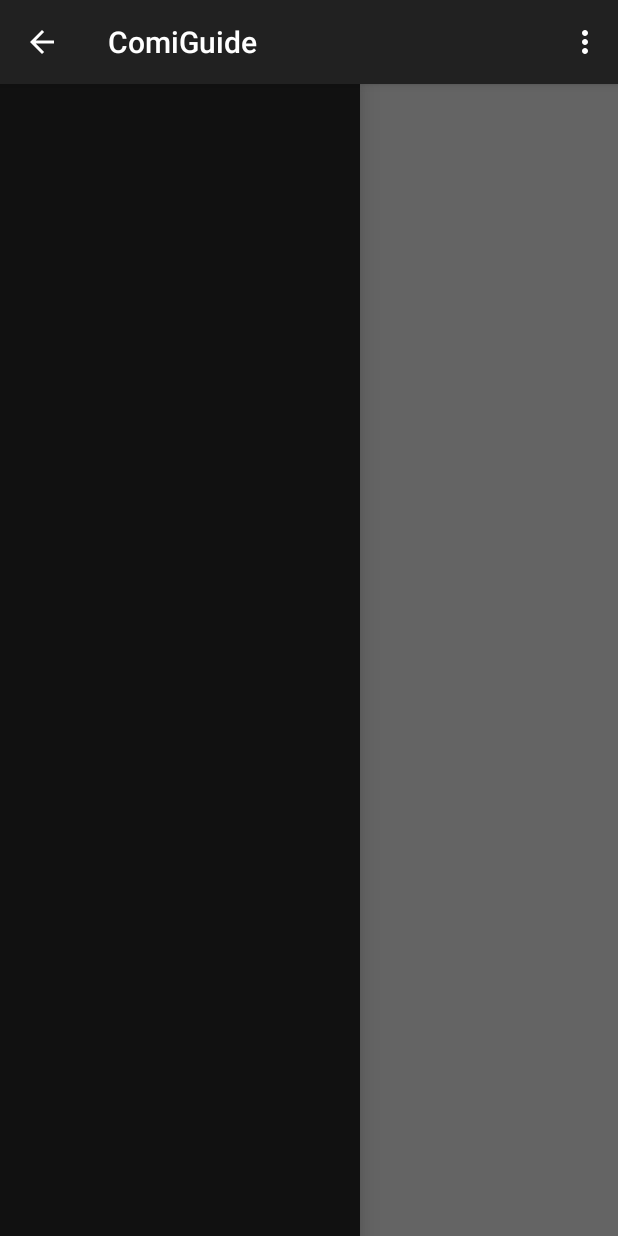
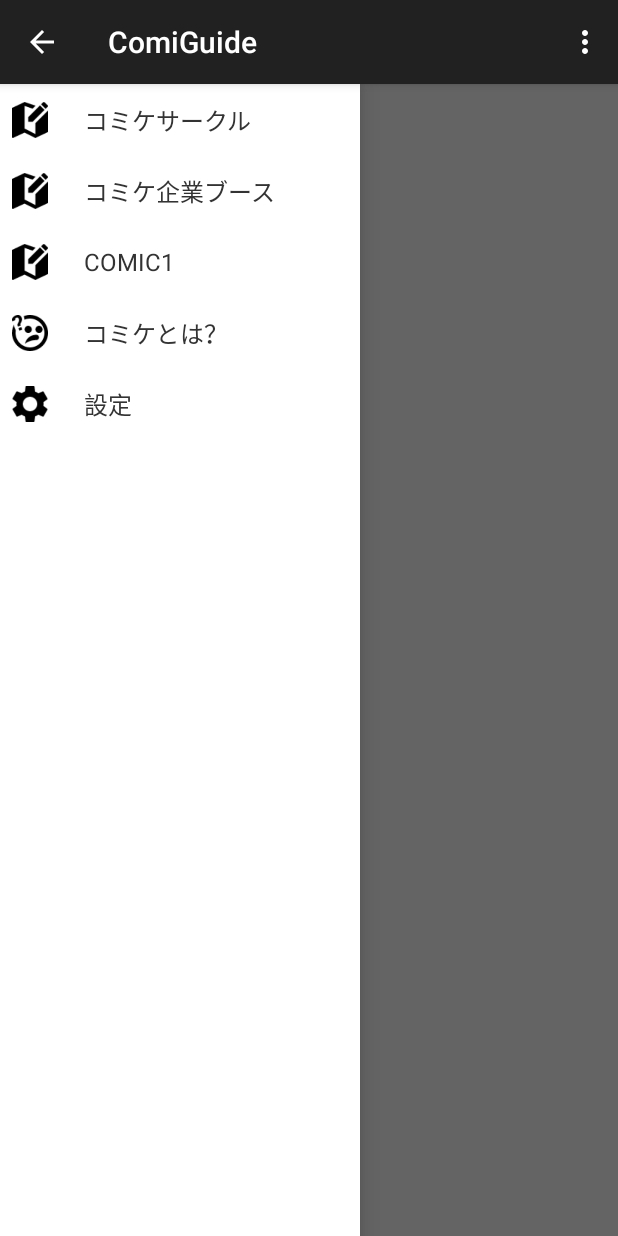
Before and after one commit to umatoma/comiguide_andorid, an Android app: the HomeActivity screen opened directly, with no data from a screen before it, with the side drawer open, on a phone screen of 412 x 824 dp. Run offline under Robolectric (Android 15) with nearby library versions, the phone set to English and light mode, and no system bars; 2 statements that could not run were skipped.

Commit message:
サイドバーのアイコン、文言を設定

```diff
--- a/app/src/main/java/net/umatoma/comiguide/activity/HomeActivity.java
+++ b/app/src/main/java/net/umatoma/comiguide/activity/HomeActivity.java
@@ -17,6 +17,7 @@ import android.widget.TextView;
 import android.widget.Toast;
 
 import net.umatoma.comiguide.R;
+import net.umatoma.comiguide.adapter.HomeMenuAdapter;
 import net.umatoma.comiguide.model.User;
 
 public class HomeActivity extends ActionBarActivity {
@@ -41,7 +42,7 @@ public class HomeActivity extends ActionBarActivity {
         mActionBar.setHomeButtonEnabled(true);
 
         mDrawerList = (ListView) findViewById(R.id.left_drawer);
-        mDrawerList.setAdapter(new ArrayAdapter<String>(this, R.layout.drawer_list_item));
+        mDrawerList.setAdapter(new HomeMenuAdapter(this));
 
         mDrawerLayout = (DrawerLayout) findViewById(R.id.drawer_layout);
         mDrawerToggle = new ActionBarDrawerToggle(this, mDrawerLayout,
--- /dev/null
+++ b/app/src/main/java/net/umatoma/comiguide/adapter/HomeMenuAdapter.java
@@ -0,0 +1,108 @@
+package net.umatoma.comiguide.adapter;
+
+import android.content.Context;
+import android.view.LayoutInflater;
+import android.view.View;
+import android.view.ViewGroup;
+import android.widget.ArrayAdapter;
+import android.widget.ImageView;
+import android.widget.TextView;
+
+import net.umatoma.comiguide.R;
+
+import java.util.ArrayList;
+
+public class HomeMenuAdapter extends ArrayAdapter<HomeMenuAdapter.MenuEnum> {
+
+    static class ViewHolder {
+        ImageView menuIcon;
+        TextView menuText;
+    }
+
+    public static enum MenuEnum {
+        COMIKET_CIRCLE,
+        COMIKET_KIGYO,
+        COMIC1,
+        COMIKET_INFO,
+        SETTING
+    }
+
+    private static final HomeMenuAdapter.MenuEnum[] mMenuArray = {
+            MenuEnum.COMIKET_CIRCLE,
+            MenuEnum.COMIKET_KIGYO,
+            MenuEnum.COMIC1,
+            MenuEnum.COMIKET_INFO,
+            MenuEnum.SETTING
+    };
+
+    private LayoutInflater mInflater;
+
+    public HomeMenuAdapter(Context context) {
+        super(context, R.layout.adapter_home_menu);
+    }
+
+    @Override
+    public MenuEnum getItem(int position) {
+        return mMenuArray[position];
+    }
+
+    @Override
+    public int getCount() {
+        return mMenuArray.length;
+    }
+
+    @Override
+    public View getView(int position, View convertView, ViewGroup parent) {
+        ViewHolder viewHolder;
+
+        if (convertView == null) {
+            mInflater = (LayoutInflater) getContext()
+                    .getSystemService(Context.LAYOUT_INFLATER_SERVICE);
+            convertView = mInflater.inflate(R.layout.adapter_home_menu, null);
+            viewHolder = new ViewHolder();
+            viewHolder.menuIcon = (ImageView) convertView.findViewById(R.id.menu_icon);
+            viewHolder.menuText = (TextView) convertView.findViewById(R.id.menu_text);
+            convertView.setTag(viewHolder);
+        } else {
+            viewHolder = (ViewHolder) convertView.getTag();
+        }
+
+        MenuEnum menuEnum = getItem(position);
+        viewHolder.menuIcon.setImageResource(getIconResource(menuEnum));
+        viewHolder.menuText.setText(getMenuString(menuEnum));
+
+        return convertView;
+    }
+
+    private String getMenuString(MenuEnum menuEnum) {
+        switch (menuEnum) {
+            case COMIKET_CIRCLE:
+                return getContext().getString(R.string.side_menu_text_comiket_circle);
+            case COMIKET_KIGYO:
+                return getContext().getString(R.string.side_menu_text_comiket_kigyo);
+            case COMIC1:
+                return getContext().getString(R.string.side_menu_text_comic1);
+            case COMIKET_INFO:
+                return getContext().getString(R.string.side_menu_text_comiket_info);
+            case SETTING:
+                return getContext().getString(R.string.side_menu_text_setting);
+            default:
+                return null;
+        }
+    }
+
+    private int getIconResource(MenuEnum menuEnum) {
+        switch (menuEnum) {
+            case COMIKET_CIRCLE:
+            case COMIKET_KIGYO:
+            case COMIC1:
+                return R.drawable.ic_map_edithing;
+            case COMIKET_INFO:
+                return R.drawable.ic_question;
+            case SETTING:
+                return R.drawable.ic_settings;
+            default:
+                return -1;
+        }
+    }
+}
--- a/app/src/main/res/layout/activity_home.xml
+++ b/app/src/main/res/layout/activity_home.xml
@@ -22,5 +22,5 @@
         android:choiceMode="singleChoice"
         android:divider="@android:color/transparent"
         android:dividerHeight="0dp"
-        android:background="#111"/>
+        android:background="#fff"/>
 </android.support.v4.widget.DrawerLayout>
--- /dev/null
+++ b/app/src/main/res/layout/adapter_home_menu.xml
@@ -0,0 +1,28 @@
+<LinearLayout xmlns:android="http://schemas.android.com/apk/res/android"
+    android:layout_width="match_parent"
+    android:layout_height="wrap_content"
+    android:background="?android:attr/activatedBackgroundIndicator"
+    android:orientation="horizontal" >
+
+    <ImageView
+        android:id="@+id/menu_icon"
+        android:layout_width="24dp"
+        android:layout_height="24dp"
+        android:layout_marginLeft="8dp"
+        android:layout_marginRight="8dp"
+        android:layout_gravity="center_vertical"
+        android:src="@drawable/ic_list"/>
+
+    <TextView
+        android:id="@+id/menu_text"
+        android:text="menu"
+        android:layout_width="match_parent"
+        android:layout_height="wrap_content"
+        android:textAppearance="?android:attr/textAppearanceListItemSmall"
+        android:gravity="center_vertical"
+        android:paddingLeft="16dp"
+        android:paddingRight="16dp"
+        android:textColor="#333"
+        android:minHeight="?android:attr/listPreferredItemHeightSmall"/>
+
+</LinearLayout>
--- a/app/src/main/res/layout/drawer_list_item.xml
+++ b/app/src/main/res/layout/drawer_list_item.xml
@@ -1,4 +1,5 @@
 <TextView xmlns:android="http://schemas.android.com/apk/res/android"
+    android:text="menu"
     android:layout_width="match_parent"
     android:layout_height="wrap_content"
     android:textAppearance="?android:attr/textAppearanceListItemSmall"
--- a/app/src/main/res/values/strings_activity_home.xml
+++ b/app/src/main/res/values/strings_activity_home.xml
@@ -3,4 +3,10 @@
     <string name="title_activity_home">ComiGuide</string>
     <string name="drawer_open">Open navigation drawer</string>
     <string name="drawer_close">Close navigation drawer</string>
+
+    <string name="side_menu_text_comiket_circle">コミケサークル</string>
+    <string name="side_menu_text_comiket_kigyo">コミケ企業ブース</string>
+    <string name="side_menu_text_comiket_info">コミケとは？</string>
+    <string name="side_menu_text_comic1">COMIC1</string>
+    <string name="side_menu_text_setting">設定</string>
 </resources>
```
Also changed, not shown: app/src/main/res/drawable/ic_list.png (added), app/src/main/res/drawable/ic_map_edithing.png (added), app/src/main/res/drawable/ic_question.png (added), app/src/main/res/drawable/ic_settings.png (added).
